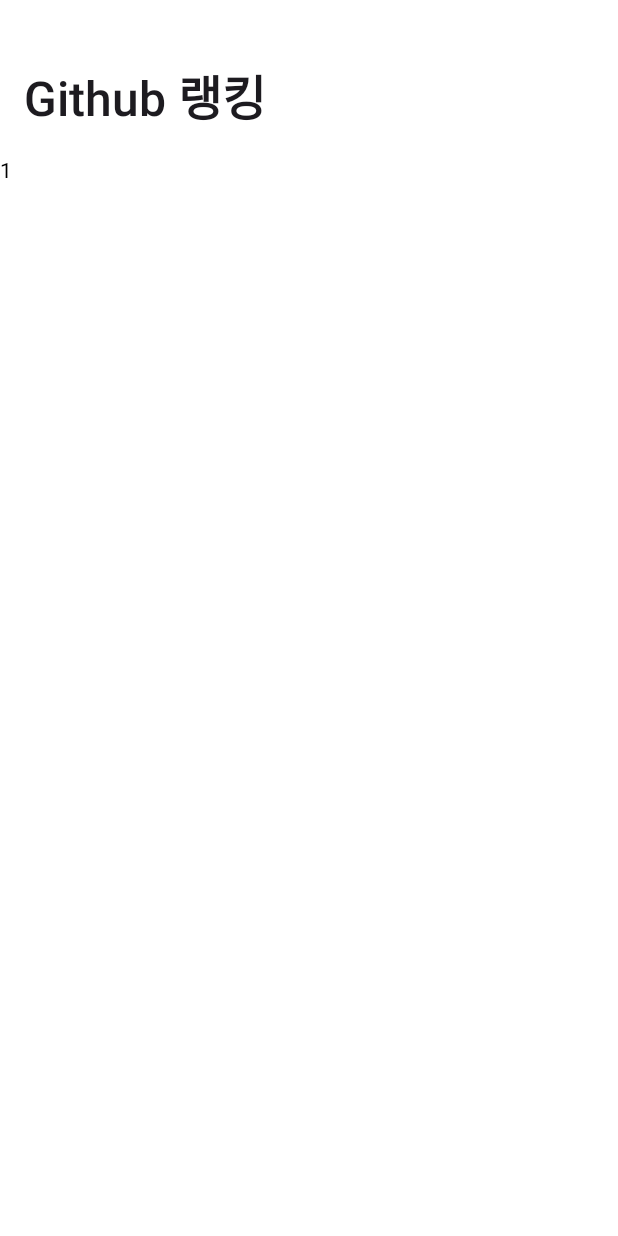
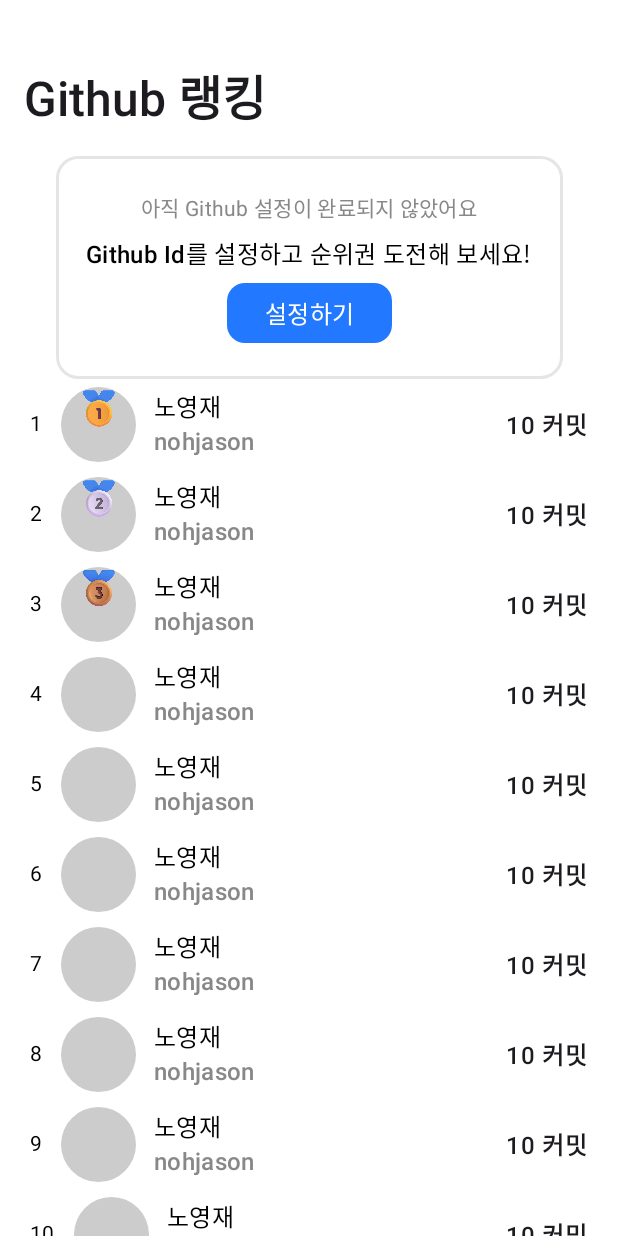
Before and after one commit to molohala/grow-android, an Android app built with Jetpack Compose: the screen it shows after launch (MainActivity), on a phone screen of 412 x 824 dp. Run offline under Robolectric (Android 15) with nearby library versions, the phone set to English and light mode, and no system bars.

Commit message:
feat : create github rank cell

```diff
--- a/app/src/main/java/com/molohala/infinity/GIthubRankScreen.kt
+++ b/app/src/main/java/com/molohala/infinity/GIthubRankScreen.kt
@@ -1,9 +1,19 @@
 package com.molohala.infinity
 
 import androidx.compose.foundation.background
+import androidx.compose.foundation.border
+import androidx.compose.foundation.layout.Arrangement
 import androidx.compose.foundation.layout.Column
+import androidx.compose.foundation.layout.height
 import androidx.compose.foundation.layout.padding
+import androidx.compose.foundation.layout.width
+import androidx.compose.foundation.lazy.LazyColumn
+import androidx.compose.foundation.lazy.items
+import androidx.compose.foundation.shape.RoundedCornerShape
+import androidx.compose.material3.MaterialTheme
+import androidx.compose.material3.Text
 import androidx.compose.runtime.Composable
+import androidx.compose.ui.Alignment
 import androidx.compose.ui.Modifier
 import androidx.compose.ui.graphics.Color
 import androidx.compose.ui.unit.dp
@@ -15,19 +25,60 @@ fun GithubRankScreen(
     navController: NavController,
     viewModel: GithubRankViewModel = viewModel()
 ) {
-    Column(
+
+    val tempRankings = Array(10) { it }
+
+    LazyColumn(
         modifier = Modifier
-            .background(Color.White)
+            .background(Color.White),
+        horizontalAlignment = Alignment.CenterHorizontally
     ) {
+        item {
             Title(
                 modifier = Modifier
                     .padding(horizontal = 16.dp),
                 text = "Github 랭킹"
             )
+            Column(
+                verticalArrangement = Arrangement.spacedBy(8.dp),
+                horizontalAlignment = Alignment.CenterHorizontally,
+                modifier = Modifier
+                    .border(
+                        width = 1.5.dp,
+                        color = Color.LightGray.copy(alpha = 0.5f),
+                        shape = RoundedCornerShape(10)
+                    )
+                    .padding(horizontal = 20.dp, vertical = 24.dp)
+            ) {
+                Text(
+                    modifier = Modifier,
+                    text = "아직 Github 설정이 완료되지 않았어요",
+                    color = Color.Gray,
+                    style = MaterialTheme.typography.bodyMedium
+                )
+                Text(
+                    text = "Github Id를 설정하고 순위권 도전해 보세요!",
+                    style = MaterialTheme.typography.titleMedium,
+                    color = Color.Black
+                )
+                InfinityButton(
+                    modifier = Modifier
+                        .width(110.dp)
+                        .height(40.dp),
+                    text = "설정하기"
+                ) {
+                    // navigate to profile edit view
+                }
+            }
+        }
+        items(tempRankings) {
             GithubRankCell(
-            rank = 1
+                modifier = Modifier
+                    .padding(horizontal = 20.dp),
+                rank = it + 1
             ) {
 
             }
         }
     }
+}
--- a/app/src/main/java/com/molohala/infinity/GithubRankCell.kt
+++ b/app/src/main/java/com/molohala/infinity/GithubRankCell.kt
@@ -1,28 +1,40 @@
 package com.molohala.infinity
 
+import androidx.compose.foundation.Image
 import androidx.compose.foundation.background
 import androidx.compose.foundation.layout.Arrangement
 import androidx.compose.foundation.layout.Box
+import androidx.compose.foundation.layout.Column
 import androidx.compose.foundation.layout.Row
+import androidx.compose.foundation.layout.Spacer
+import androidx.compose.foundation.layout.defaultMinSize
+import androidx.compose.foundation.layout.size
 import androidx.compose.foundation.shape.CircleShape
 import androidx.compose.material3.Button
 import androidx.compose.material3.MaterialTheme
 import androidx.compose.material3.Text
 import androidx.compose.runtime.Composable
+import androidx.compose.ui.Alignment
 import androidx.compose.ui.Modifier
 import androidx.compose.ui.draw.clip
 import androidx.compose.ui.graphics.Color
+import androidx.compose.ui.res.painterResource
+import androidx.compose.ui.text.font.FontWeight
 import androidx.compose.ui.unit.dp
+import androidx.compose.ui.unit.sp
 
 @Composable
 fun GithubRankCell(
+    modifier: Modifier = Modifier,
     rank: Int,
     onClick: () -> Unit
 ) {
     Row(
-        modifier = Modifier
-            .bounceClick(onClick = onClick),
-        horizontalArrangement = Arrangement.spacedBy(12.dp)
+        modifier = modifier
+            .bounceClick(onClick = onClick)
+            .defaultMinSize(minHeight = 60.dp),
+        horizontalArrangement = Arrangement.spacedBy(12.dp),
+        verticalAlignment = Alignment.CenterVertically
     ) {
         Text(
             text = "$rank",
@@ -30,9 +42,53 @@ fun GithubRankCell(
             color = Color.Black
         )
         Box(
+            contentAlignment = Alignment.TopCenter
+        ) {
+            Box(
+                modifier = Modifier
+                    .size(50.dp)
+                    .clip(CircleShape)
+                    .background(Color.LightGray),
+            )
+            val medal = when (rank) {
+                1 -> R.drawable.first_medal
+                2 -> R.drawable.second_medal
+                3 -> R.drawable.third_medal
+                else -> null
+            }
+            if (rank in 1..<4 && medal != null) {
+                Column {
+                    Image(
+                        modifier = Modifier
+                            .size(28.dp),
+                        painter = painterResource(id = medal),
+                        contentDescription = null
+                    )
+                    Spacer(modifier = Modifier.weight(1f))
+                }
+            }
+        }
+        Column(
+            verticalArrangement = Arrangement.spacedBy(0.dp)
+        ) {
+            Text(
+                text = "노영재",
+                color = Color.Black,
+                style = MaterialTheme.typography.titleMedium.copy(fontSize = 16.sp)
+            )
+            Text(
+                text = "nohjason",
+                color = Color.Gray,
+                style = MaterialTheme.typography.titleMedium
+            )
+        }
+        Spacer(
             modifier = Modifier
-                .background(Color.LightGray)
-                .clip(CircleShape)
+                .weight(1f)
+        )
+        Text(
+            text = "10 커밋",
+            fontWeight = FontWeight.SemiBold
         )
     }
 }
```
Also changed, not shown: app/src/main/res/drawable/first_medal.png (added), app/src/main/res/drawable/second_medal.png (added), app/src/main/res/drawable/third_medal.png (added). Lines whose indentation alone changed are shown as unchanged.
